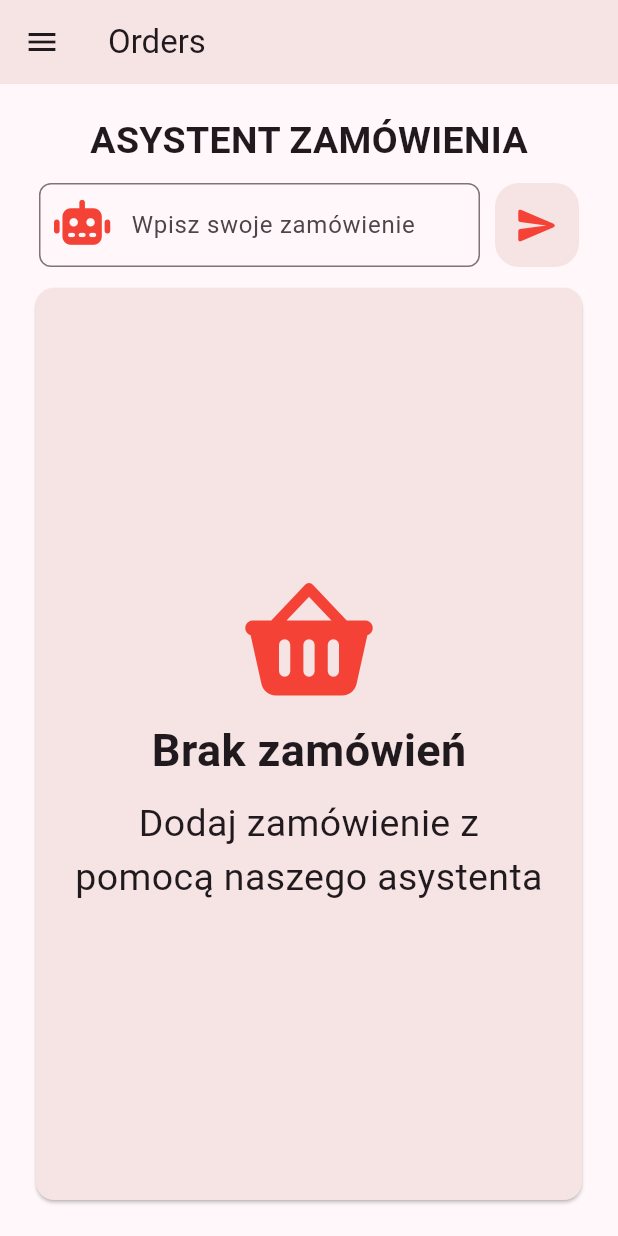
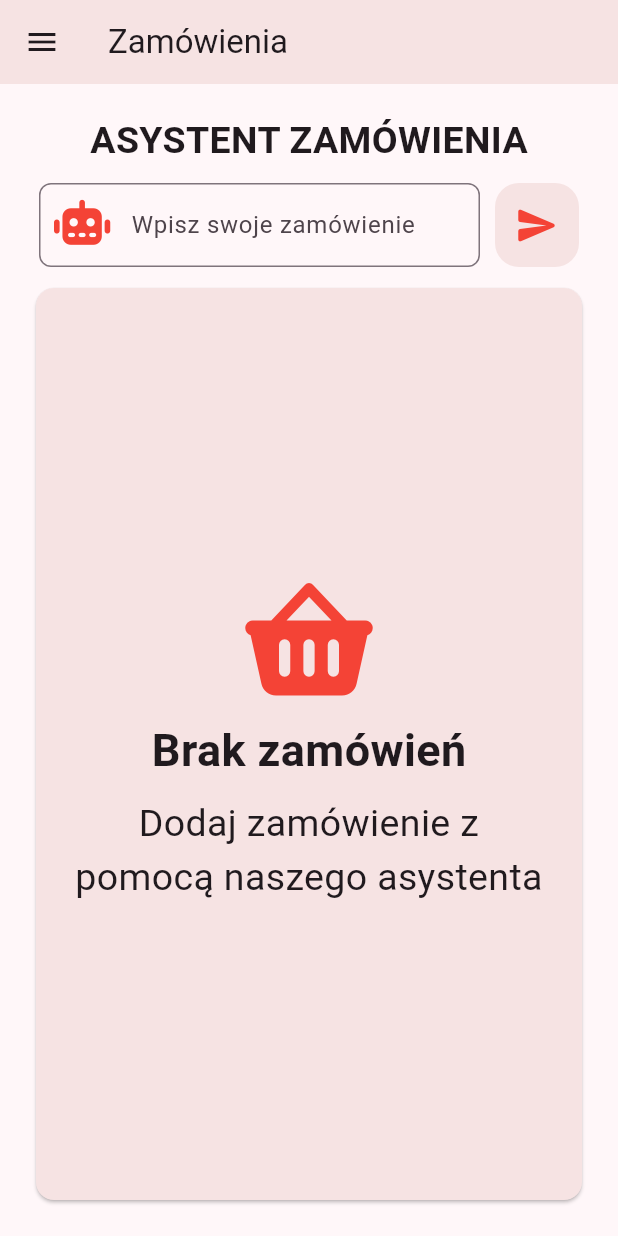
Before and after one commit to JakubMierzynski/order_analyzer_ai, a Flutter app: the OrderScreen screen opened directly, on a phone screen of 412 x 824 dp. Run offline on Flutter 3.47's test engine with Material 3 defaults, Android fonts, the phone set to English and light mode, and no system bars; our stand-ins replace equatable, flutter_bloc, font_awesome_flutter; network calls fail.

Commit message:
Tytuł ekranu Orders -> Zamówienia

```diff
--- a/lib/presentation/order/screens/order_screen.dart
+++ b/lib/presentation/order/screens/order_screen.dart
@@ -27,7 +27,7 @@ class _OrderScreenState extends State<OrderScreen> {
     return Scaffold(
       drawer: const Drawer(),
       appBar: AppBar(
-        title: const Text("Orders"),
+        title: const Text("Zamówienia"),
         backgroundColor: Color.fromARGB(255, 246, 227, 227),
       ),
       body: Padding(
```
